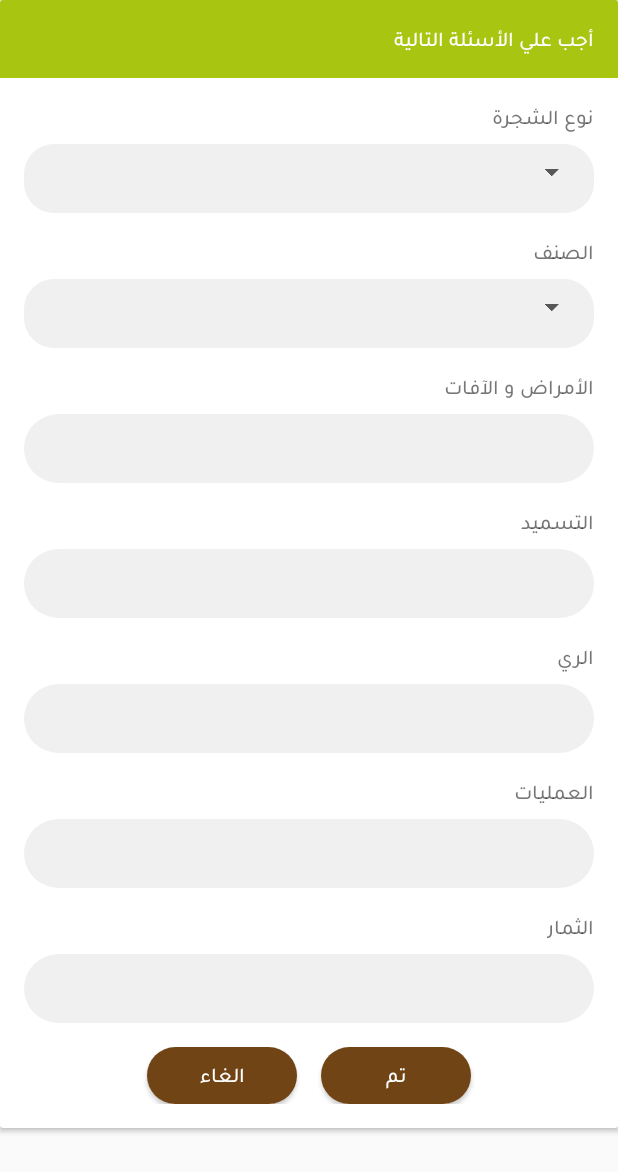
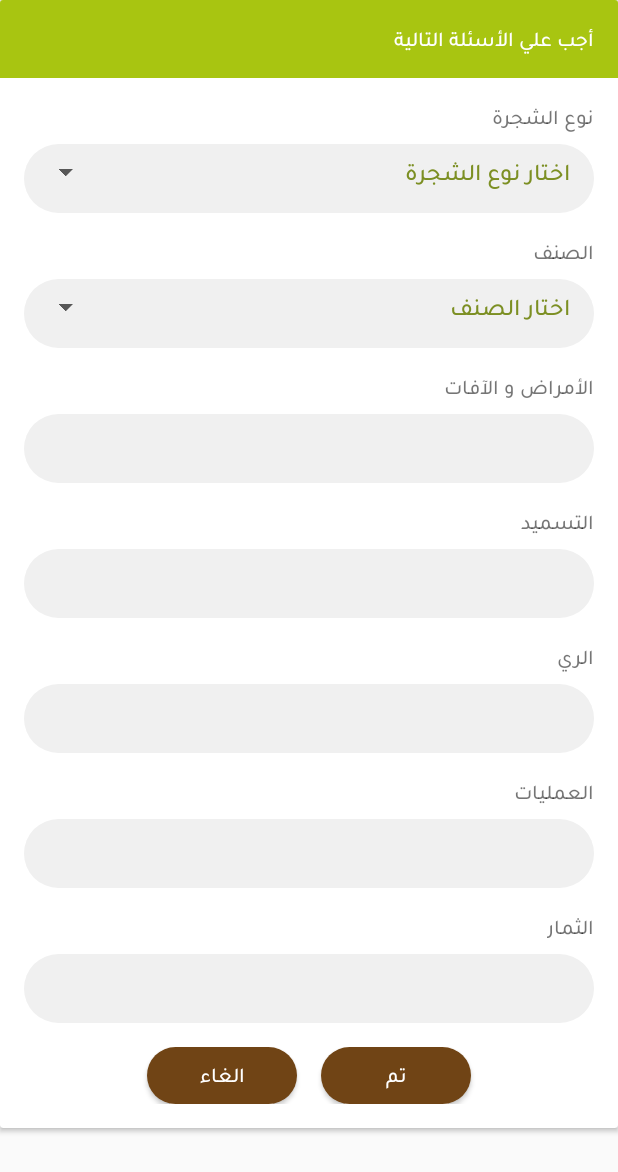
Before and after one commit to egrobots-22/shagarah, an Android app: the layout questions_bottom_sheet_dialog.xml on its own in the app's theme, with its tools: preview values and no code run, on a phone screen of 412 x 824 dp. Shown: the top 1172 px of the screen. Run offline under Robolectric (Android 15) with nearby library versions, the phone set to English and light mode, and no system bars.

Commit message:
add filter spinner for type and category of trees

```diff
--- /dev/null
+++ b/app/src/main/res/drawable/cornered_transparent_bg.xml
@@ -0,0 +1,17 @@
+<selector xmlns:android="http://schemas.android.com/apk/res/android">
+
+    <item>
+        <layer-list>
+            <item>
+                <shape android:shape="rectangle">
+                    <!--  Gradient Bg for listrow -->
+                    <corners android:radius="16dp" />
+                    <solid android:color="@color/black_overlay" />
+
+                </shape>
+            </item>
+
+        </layer-list>
+    </item>
+
+</selector>
--- a/app/src/main/res/layout/questions_bottom_sheet_dialog.xml
+++ b/app/src/main/res/layout/questions_bottom_sheet_dialog.xml
@@ -42,30 +42,21 @@
                 android:layout_marginStart="16dp"
                 android:layout_marginEnd="16dp"
                 android:background="@drawable/cornered_gray_bg"
+                android:drawableEnd="@drawable/ic_arrow_down"
                 android:gravity="start|center"
-                android:inputType="text"
                 android:maxLines="1"
                 android:paddingStart="16dp"
                 android:paddingEnd="16dp"
                 android:textColor="@color/colorAccent"
                 android:textColorHint="@color/colorPrimaryDark"
                 android:textSize="16sp"
+                android:hint="@string/select_tree_type_hint"
+                android:textAlignment="viewStart"
+                android:visibility="visible"
+                android:focusable="true"
                 app:layout_constraintEnd_toEndOf="parent"
-                app:layout_constraintTop_toBottomOf="@id/tree_type_label"
-                android:visibility="gone"/>
-
-            <androidx.appcompat.widget.AppCompatSpinner
-                android:id="@+id/tree_type_value_spinner"
-                android:layout_width="match_parent"
-                android:layout_height="54dp"
-                android:padding="8dp"
-                android:textSize="14sp"
-                android:textAlignment="viewStart"
-                android:layout_marginStart="16dp"
-                android:layout_marginEnd="16dp"
-                android:background="@drawable/border_spinner"
-                app:layout_constraintEnd_toEndOf="parent"
-                app:layout_constraintTop_toBottomOf="@id/tree_type_label"/>
+                app:layout_constraintStart_toStartOf="parent"
+                app:layout_constraintTop_toBottomOf="@id/tree_type_label" />
 
             <TextView
                 android:id="@+id/tree_category_label"
@@ -74,7 +65,8 @@
                 android:layout_margin="16dp"
                 android:text="@string/category"
                 app:layout_constraintStart_toStartOf="parent"
-                app:layout_constraintTop_toBottomOf="@id/tree_type_value_spinner" />
+                app:layout_constraintTop_toBottomOf="@id/tree_type_value_edit_text" />
+
 
             <EditText
                 android:id="@+id/tree_category_value_edit_text"
@@ -83,30 +75,20 @@
                 android:layout_marginStart="16dp"
                 android:layout_marginEnd="16dp"
                 android:background="@drawable/cornered_gray_bg"
+                android:drawableEnd="@drawable/ic_arrow_down"
                 android:gravity="start|center"
-                android:inputType="text"
                 android:maxLines="1"
                 android:paddingStart="16dp"
                 android:paddingEnd="16dp"
                 android:textColor="@color/colorAccent"
                 android:textColorHint="@color/colorPrimaryDark"
                 android:textSize="16sp"
+                android:hint="@string/select_category_hint"
+                android:textAlignment="viewStart"
+                android:visibility="visible"
+                android:focusable="true"
                 app:layout_constraintStart_toStartOf="parent"
-                app:layout_constraintTop_toBottomOf="@id/tree_category_label"
-                android:visibility="gone"/>
-
-            <androidx.appcompat.widget.AppCompatSpinner
-                android:id="@+id/tree_category_value_spinner"
-                android:layout_width="match_parent"
-                android:layout_height="54dp"
-                android:padding="8dp"
-                android:textSize="14sp"
-                android:textAlignment="viewStart"
-                android:layout_marginStart="16dp"
-                android:layout_marginEnd="16dp"
-                android:background="@drawable/border_spinner"
-                app:layout_constraintStart_toStartOf="parent"
-                app:layout_constraintTop_toBottomOf="@id/tree_category_label"/>
+                app:layout_constraintTop_toBottomOf="@id/tree_category_label" />
 
             <TextView
                 android:id="@+id/diseases_label"
@@ -115,7 +97,7 @@
                 android:layout_margin="16dp"
                 android:text="الأمراض و الآفات"
                 app:layout_constraintStart_toStartOf="parent"
-                app:layout_constraintTop_toBottomOf="@id/tree_category_value_spinner" />
+                app:layout_constraintTop_toBottomOf="@id/tree_category_value_edit_text" />
 
             <EditText
                 android:id="@+id/diseases_value_edit_text"
@@ -273,6 +255,36 @@
 
             </LinearLayout>
 
+            <ListView
+                android:id="@+id/tree_type_list_view"
+                android:layout_width="match_parent"
+                android:layout_height="100dp"
+                android:layout_marginStart="16dp"
+                android:layout_marginTop="2dp"
+                android:layout_marginEnd="16dp"
+                android:background="@drawable/cornered_transparent_bg"
+                android:visibility="gone"
+                android:paddingStart="16dp"
+                android:paddingEnd="16dp"
+                app:layout_constraintEnd_toEndOf="parent"
+                app:layout_constraintStart_toStartOf="parent"
+                app:layout_constraintTop_toBottomOf="@id/tree_type_value_edit_text" />
+
+            <ListView
+                android:id="@+id/tree_category_list_view"
+                android:layout_width="match_parent"
+                android:layout_height="100dp"
+                android:layout_marginStart="16dp"
+                android:layout_marginTop="2dp"
+                android:layout_marginEnd="16dp"
+                android:background="@drawable/cornered_transparent_bg"
+                android:visibility="gone"
+                android:paddingStart="16dp"
+                android:paddingEnd="16dp"
+                app:layout_constraintEnd_toEndOf="parent"
+                app:layout_constraintStart_toStartOf="parent"
+                app:layout_constraintTop_toBottomOf="@id/tree_category_value_edit_text" />
+
         </androidx.constraintlayout.widget.ConstraintLayout>
     </androidx.cardview.widget.CardView>
 </ScrollView>
--- a/app/src/main/res/values/strings.xml
+++ b/app/src/main/res/values/strings.xml
@@ -33,4 +33,6 @@
     <string name="all_questions_required_msg">يجب اجابة جميع الأسئلة</string>
     <string name="category">الصنف</string>
     <string name="add_rating_lbl">أضف تقييم</string>
+    <string name="select_tree_type_hint">اختار نوع الشجرة</string>
+    <string name="select_category_hint">اختار الصنف</string>
 </resources>
```
Also changed, not shown: app/src/main/java/com/egrobots/shagarah/presentation/AnalysisBottomSheetDialog.java (+70 -28 lines), app/src/main/res/layout/spinner_list_item_layout.xml (added, +11 -0 lines).
